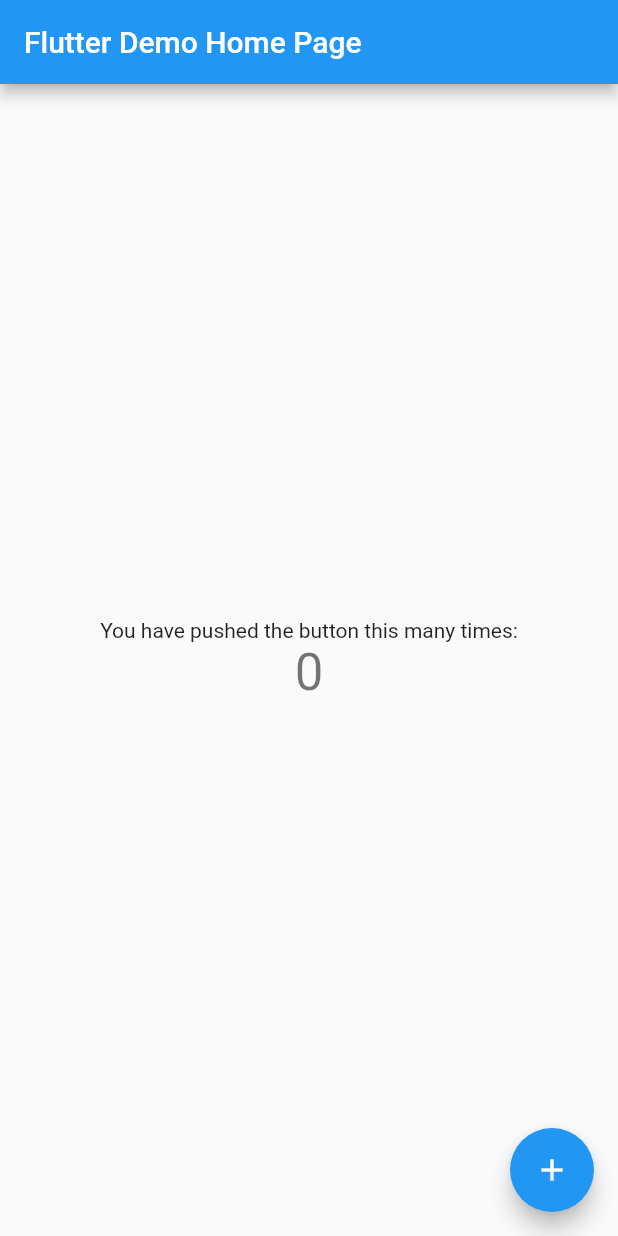
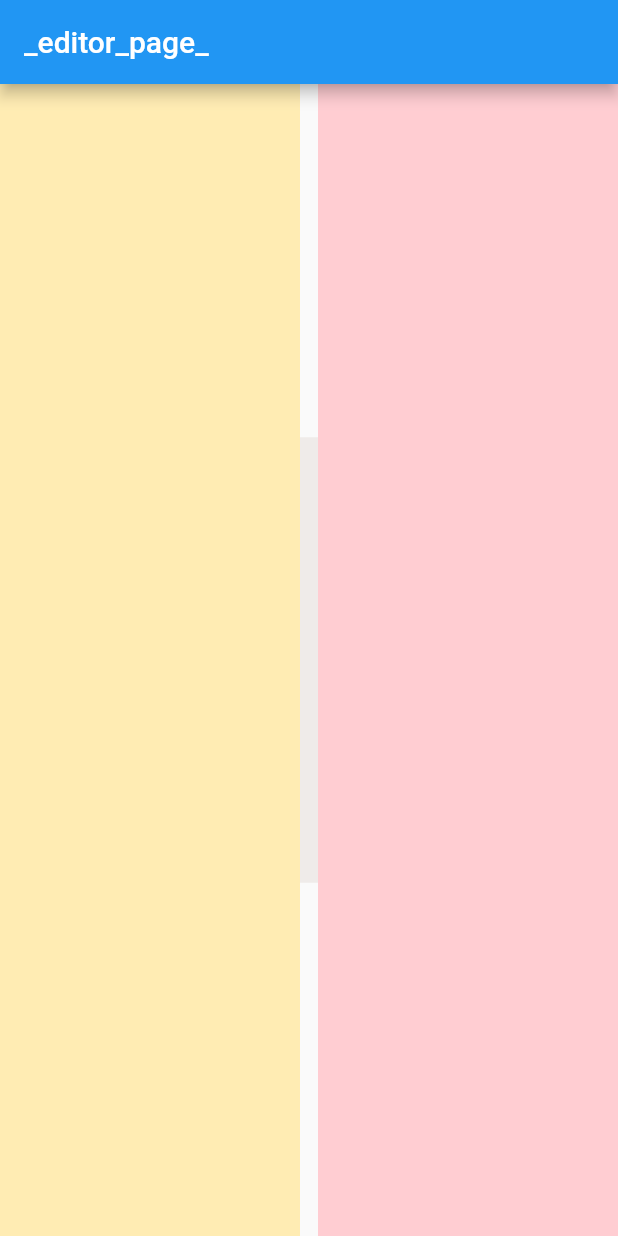
Before and after one commit to vietstone-ng/vx, a Flutter app: the screen it shows after launch, on a phone screen of 412 x 824 dp. Run offline on Flutter 3.47's test engine with Material 2 defaults, Android fonts, the phone set to English and light mode, and no system bars.

Commit message:
edit page layout

```diff
--- a/apps/vx_editor/lib/main.dart
+++ b/apps/vx_editor/lib/main.dart
@@ -1,115 +1,23 @@
 import 'package:flutter/material.dart';
+import 'package:vx_editor/ui/edit/edit_page_builder.dart';
+
+import 'ui/edit/edit_page.dart';
 
 void main() {
-  runApp(const MyApp());
+  runApp(const EditorApp());
 }
 
-class MyApp extends StatelessWidget {
-  const MyApp({super.key});
+class EditorApp extends StatelessWidget {
+  const EditorApp({super.key});
 
-  // This widget is the root of your application.
   @override
   Widget build(BuildContext context) {
     return MaterialApp(
-      title: 'Flutter Demo',
+      title: 'Editor App',
       theme: ThemeData(
-        // This is the theme of your application.
-        //
-        // Try running your application with "flutter run". You'll see the
-        // application has a blue toolbar. Then, without quitting the app, try
-        // changing the primarySwatch below to Colors.green and then invoke
-        // "hot reload" (press "r" in the console where you ran "flutter run",
-        // or simply save your changes to "hot reload" in a Flutter IDE).
-        // Notice that the counter didn't reset back to zero; the application
-        // is not restarted.
         primarySwatch: Colors.blue,
       ),
-      home: const MyHomePage(title: 'Flutter Demo Home Page'),
+      home: const EditPageBuilder(),
     );
   }
 }
-
-class MyHomePage extends StatefulWidget {
-  const MyHomePage({super.key, required this.title});
-
-  // This widget is the home page of your application. It is stateful, meaning
-  // that it has a State object (defined below) that contains fields that affect
-  // how it looks.
-
-  // This class is the configuration for the state. It holds the values (in this
-  // case the title) provided by the parent (in this case the App widget) and
-  // used by the build method of the State. Fields in a Widget subclass are
-  // always marked "final".
-
-  final String title;
-
-  @override
-  State<MyHomePage> createState() => _MyHomePageState();
-}
-
-class _MyHomePageState extends State<MyHomePage> {
-  int _counter = 0;
-
-  void _incrementCounter() {
-    setState(() {
-      // This call to setState tells the Flutter framework that something has
-      // changed in this State, which causes it to rerun the build method below
-      // so that the display can reflect the updated values. If we changed
-      // _counter without calling setState(), then the build method would not be
-      // called again, and so nothing would appear to happen.
-      _counter++;
-    });
-  }
-
-  @override
-  Widget build(BuildContext context) {
-    // This method is rerun every time setState is called, for instance as done
-    // by the _incrementCounter method above.
-    //
-    // The Flutter framework has been optimized to make rerunning build methods
-    // fast, so that you can just rebuild anything that needs updating rather
-    // than having to individually change instances of widgets.
-    return Scaffold(
-      appBar: AppBar(
-        // Here we take the value from the MyHomePage object that was created by
-        // the App.build method, and use it to set our appbar title.
-        title: Text(widget.title),
-      ),
-      body: Center(
-        // Center is a layout widget. It takes a single child and positions it
-        // in the middle of the parent.
-        child: Column(
-          // Column is also a layout widget. It takes a list of children and
-          // arranges them vertically. By default, it sizes itself to fit its
-          // children horizontally, and tries to be as tall as its parent.
-          //
-          // Invoke "debug painting" (press "p" in the console, choose the
-          // "Toggle Debug Paint" action from the Flutter Inspector in Android
-          // Studio, or the "Toggle Debug Paint" command in Visual Studio Code)
-          // to see the wireframe for each widget.
-          //
-          // Column has various properties to control how it sizes itself and
-          // how it positions its children. Here we use mainAxisAlignment to
-          // center the children vertically; the main axis here is the vertical
-          // axis because Columns are vertical (the cross axis would be
-          // horizontal).
-          mainAxisAlignment: MainAxisAlignment.center,
-          children: <Widget>[
-            const Text(
-              'You have pushed the button this many times:',
-            ),
-            Text(
-              '$_counter',
-              style: Theme.of(context).textTheme.headlineMedium,
-            ),
-          ],
-        ),
-      ),
-      floatingActionButton: FloatingActionButton(
-        onPressed: _incrementCounter,
-        tooltip: 'Increment',
-        child: const Icon(Icons.add),
-      ), // This trailing comma makes auto-formatting nicer for build methods.
-    );
-  }
-}
--- /dev/null
+++ b/apps/vx_editor/lib/ui/edit/edit_page.dart
@@ -0,0 +1,35 @@
+import 'package:flutter/material.dart';
+import 'package:vx_editor/ui/edit/edit_page_vm.dart';
+import 'package:vx_editor/ui/edit/right_sidebar.dart';
+import 'package:vx_editor/ui/paper/paper_view_builder.dart';
+
+import 'left_sidebar.dart';
+
+class EditPage extends StatelessWidget {
+  const EditPage({super.key, required this.vm});
+
+  final EditPageVM vm;
+
+  @override
+  Widget build(BuildContext context) {
+    return Scaffold(
+      appBar: AppBar(
+        title: const Text('_editor_page_'),
+      ),
+      body: Row(
+        children: [
+          const LeftSidebar(),
+          Expanded(
+            child: InteractiveViewer(
+              minScale: 0.1,
+              maxScale: 10,
+              boundaryMargin: const EdgeInsets.all(20.0),
+              child: const Center(child: PaperViewBuilder()),
+            ),
+          ),
+          const RightSidebar(),
+        ],
+      ),
+    );
+  }
+}
--- /dev/null
+++ b/apps/vx_editor/lib/ui/edit/edit_page_builder.dart
@@ -0,0 +1,14 @@
+import 'package:flutter/material.dart';
+
+import 'edit_page.dart';
+import 'edit_page_vm.dart';
+
+class EditPageBuilder extends StatelessWidget {
+  const EditPageBuilder({super.key});
+
+  @override
+  Widget build(BuildContext context) {
+    final vm = EditPageVM();
+    return EditPage(vm: vm);
+  }
+}
--- /dev/null
+++ b/apps/vx_editor/lib/ui/edit/edit_page_vm.dart
@@ -0,0 +1 @@
+class EditPageVM {}
--- /dev/null
+++ b/apps/vx_editor/lib/ui/edit/left_sidebar.dart
@@ -0,0 +1,10 @@
+import 'package:flutter/material.dart';
+
+class LeftSidebar extends StatelessWidget {
+  const LeftSidebar({super.key});
+
+  @override
+  Widget build(BuildContext context) {
+    return Container(width: 200, color: Colors.amber.shade100);
+  }
+}
--- /dev/null
+++ b/apps/vx_editor/lib/ui/edit/right_sidebar.dart
@@ -0,0 +1,10 @@
+import 'package:flutter/material.dart';
+
+class RightSidebar extends StatelessWidget {
+  const RightSidebar({super.key});
+
+  @override
+  Widget build(BuildContext context) {
+    return Container(width: 200, color: Colors.red.shade100);
+  }
+}
--- /dev/null
+++ b/apps/vx_editor/lib/ui/paper/paper_view.dart
@@ -0,0 +1,18 @@
+import 'package:flutter/material.dart';
+import 'package:vx_editor/ui/paper/paper_view_vm.dart';
+
+class PaperView extends StatelessWidget {
+  const PaperView({super.key, required this.vm});
+
+  final PaperViewVM vm;
+
+  @override
+  Widget build(BuildContext context) {
+    return Container(
+      width: 420,
+      height: 297,
+      color: Colors.brown.shade50,
+      // color: Colors.red,
+    );
+  }
+}
--- /dev/null
+++ b/apps/vx_editor/lib/ui/paper/paper_view_builder.dart
@@ -0,0 +1,13 @@
+import 'package:flutter/material.dart';
+import 'package:vx_editor/ui/paper/paper_view.dart';
+import 'package:vx_editor/ui/paper/paper_view_vm.dart';
+
+class PaperViewBuilder extends StatelessWidget {
+  const PaperViewBuilder({super.key});
+
+  @override
+  Widget build(BuildContext context) {
+    final vm = PaperViewVM();
+    return PaperView(vm: vm);
+  }
+}
--- /dev/null
+++ b/apps/vx_editor/lib/ui/paper/paper_view_vm.dart
@@ -0,0 +1 @@
+class PaperViewVM {}
```
Also changed, not shown: pubspec.lock, 6 other files.
